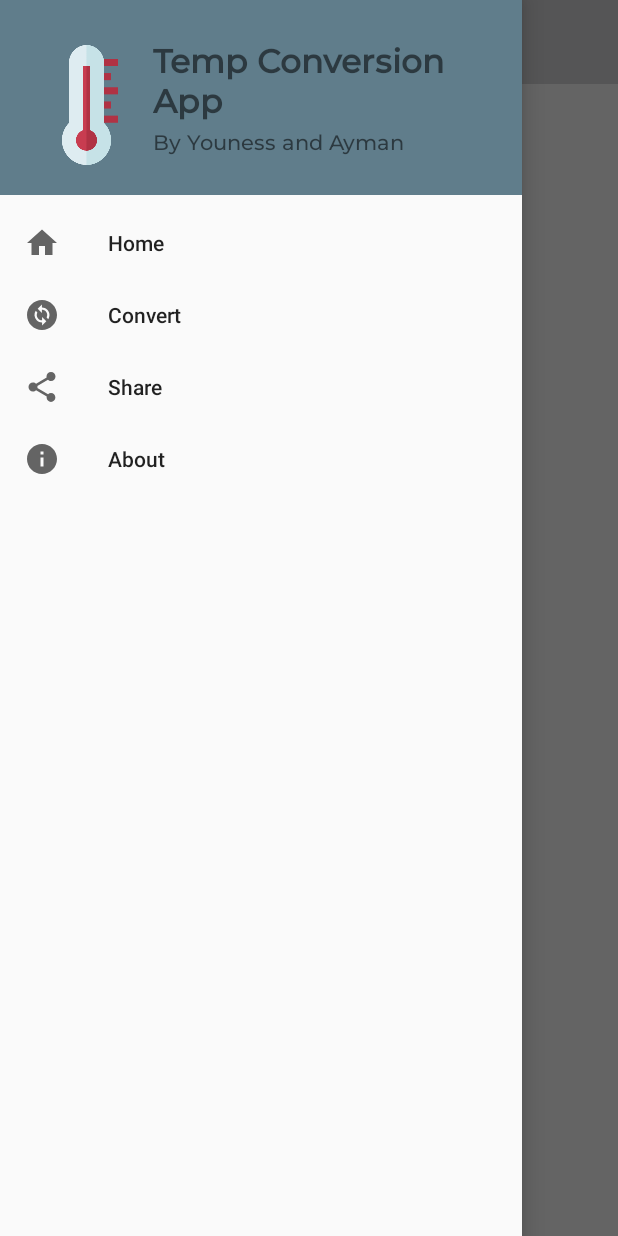
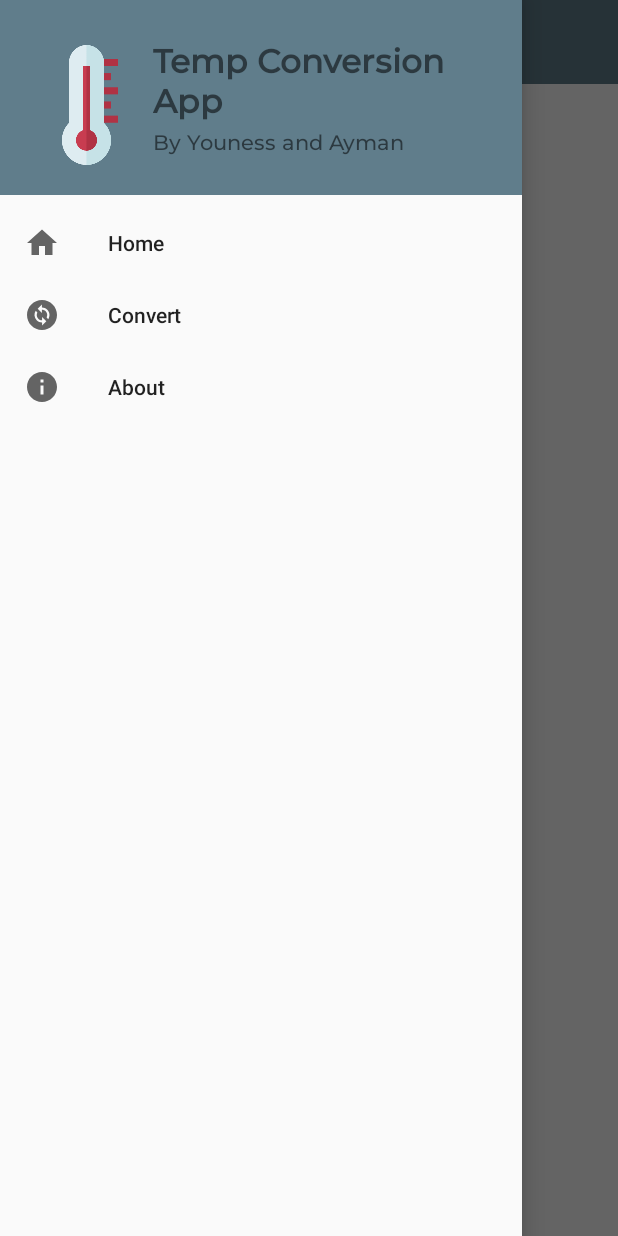
Before and after one commit to YDev-0/AppControl, an Android app: the screen it shows after launch (MainActivity), with the side drawer open, on a phone screen of 412 x 824 dp. Run offline under Robolectric (Android 15) with nearby library versions, the phone set to English and light mode, and no system bars.

Commit message:
commit v1.3

```diff
--- a/app/src/main/res/drawable/baseline_share_24.xml
+++ /dev/null
@@ -1,5 +0,0 @@
-<vector android:height="24dp" android:tint="#000000"
-    android:viewportHeight="24" android:viewportWidth="24"
-    android:width="24dp" xmlns:android="http://schemas.android.com/apk/res/android">
-    <path android:fillColor="@android:color/white" android:pathData="M18,16.08c-0.76,0 -1.44,0.3 -1.96,0.77L8.91,12.7c0.05,-0.23 0.09,-0.46 0.09,-0.7s-0.04,-0.47 -0.09,-0.7l7.05,-4.11c0.54,0.5 1.25,0.81 2.04,0.81 1.66,0 3,-1.34 3,-3s-1.34,-3 -3,-3 -3,1.34 -3,3c0,0.24 0.04,0.47 0.09,0.7L8.04,9.81C7.5,9.31 6.79,9 6,9c-1.66,0 -3,1.34 -3,3s1.34,3 3,3c0.79,0 1.5,-0.31 2.04,-0.81l7.12,4.16c-0.05,0.21 -0.08,0.43 -0.08,0.65 0,1.61 1.31,2.92 2.92,2.92 1.61,0 2.92,-1.31 2.92,-2.92s-1.31,-2.92 -2.92,-2.92z"/>
-</vector>
--- a/app/src/main/res/layout/activity_main.xml
+++ b/app/src/main/res/layout/activity_main.xml
@@ -14,7 +14,7 @@
             android:layout_width="match_parent"
             android:layout_height="wrap_content"
             android:id="@+id/mainToolbar"
-            android:background="@color/green" />
+            android:background="?attr/colorPrimary" />
         <ScrollView
             android:layout_width="match_parent"
             android:layout_height="match_parent">
--- a/app/src/main/res/menu/main_menu.xml
+++ b/app/src/main/res/menu/main_menu.xml
@@ -3,7 +3,6 @@
     <group android:checkableBehavior="single">
         <item android:title="Home" android:icon="@drawable/baseline_home_24" android:id="@+id/home" />
         <item android:title="Convert" android:icon="@drawable/baseline_change_circle_24" android:id="@+id/convert" />
-        <item android:title="Share" android:icon="@drawable/baseline_share_24" android:id="@+id/share" />
         <item android:title="About" android:icon="@drawable/baseline_info_24" android:id="@+id/info" />
     </group>
 </menu>
```
